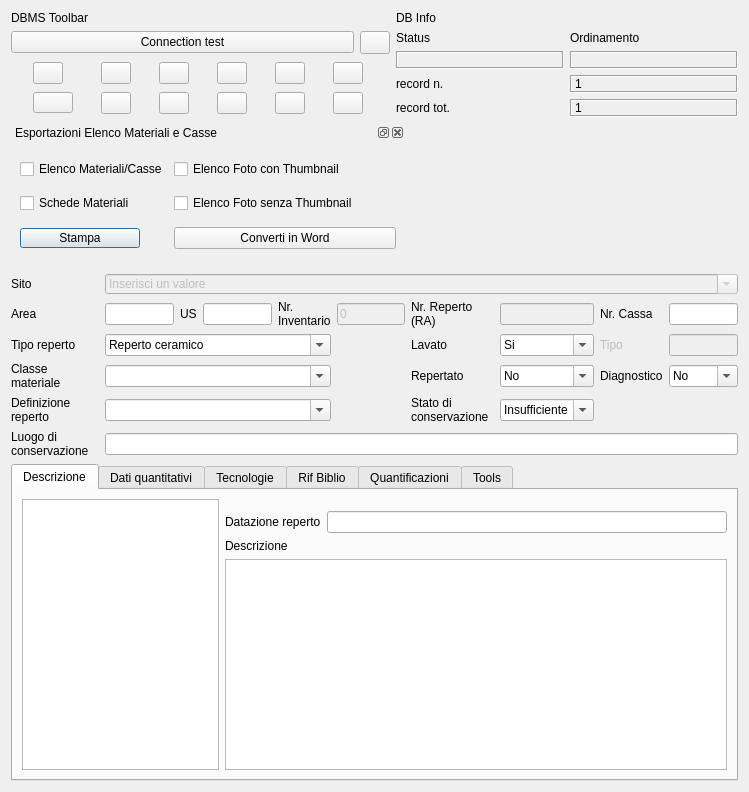
Qt form gui/ui/Inv_Materiali.ui (pyarchinit/pyarchinit) before a commit.
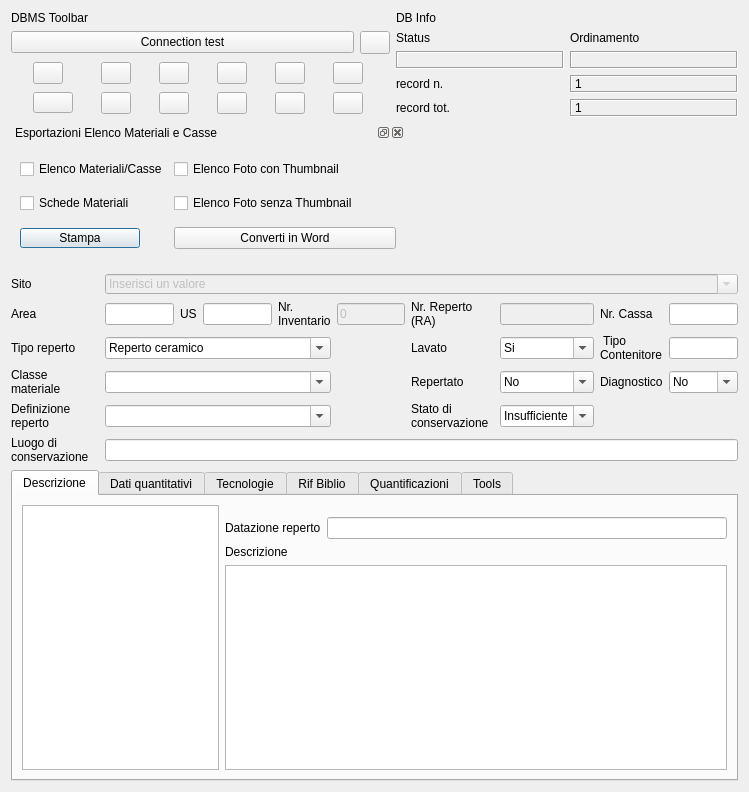
The same form after that commit. Icons and pictures are not drawn. Custom widgets are drawn as their Qt base class.

The edit to the form file:
```diff
--- a/gui/ui/Inv_Materiali.ui
+++ b/gui/ui/Inv_Materiali.ui
@@ -372,17 +372,20 @@
    <item row="4" column="8">
     <widget class="QLabel" name="label_13">
      <property name="enabled">
-      <bool>false</bool>
+      <bool>true</bool>
      </property>
      <property name="text">
-      <string>Tipo</string>
+      <string> Tipo Contenitore</string>
+     </property>
+     <property name="wordWrap">
+      <bool>true</bool>
      </property>
     </widget>
    </item>
    <item row="4" column="9">
     <widget class="QLineEdit" name="lineEdit_tipo">
      <property name="enabled">
-      <bool>false</bool>
+      <bool>true</bool>
      </property>
      <property name="minimumSize">
       <size>
```
